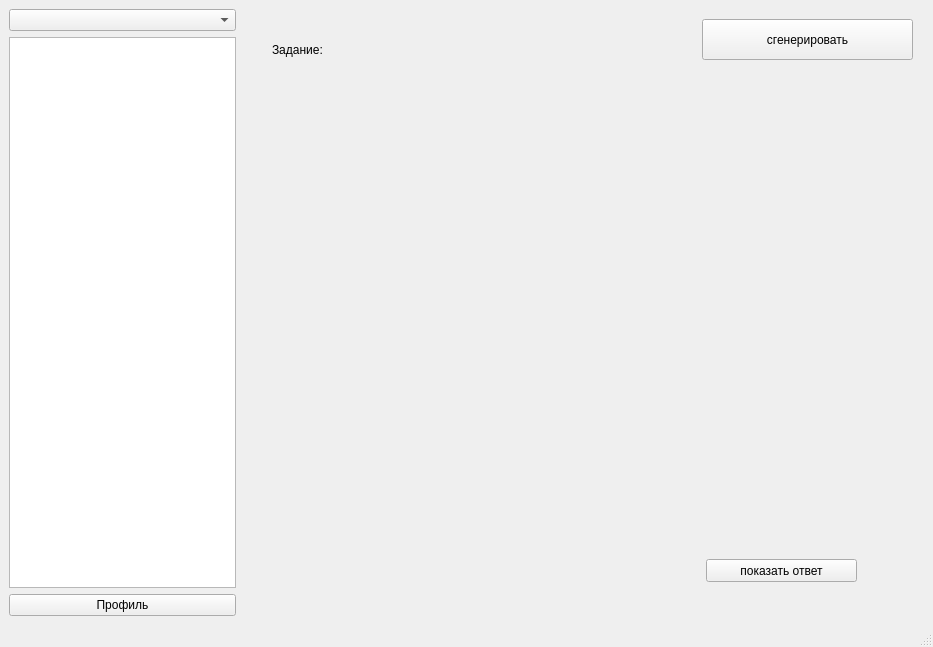
Qt form resources/templates/gen.ui (ventanolemon/Generator) before a commit.
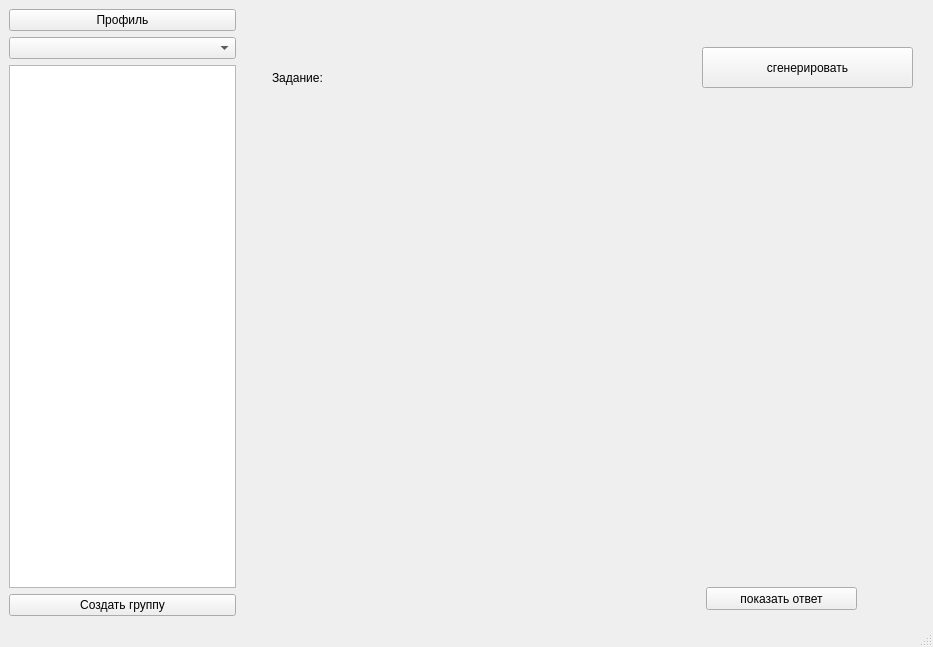
The same form after that commit.

```diff
--- a/resources/templates/gen.ui
+++ b/resources/templates/gen.ui
@@ -16,21 +16,14 @@
   <widget class="QWidget" name="centralwidget">
    <layout class="QGridLayout" name="gridLayout_2">
     <item row="0" column="0">
-     <layout class="QGridLayout" name="gridLayout" rowstretch="1,0,0" columnstretch="2,6">
-      <item row="0" column="0">
-       <widget class="QComboBox" name="subject"/>
-      </item>
+     <layout class="QGridLayout" name="gridLayout" rowstretch="1,0,0,0" columnstretch="2,6">
       <item row="1" column="0">
-       <widget class="QListWidget" name="type"/>
+       <widget class="QComboBox" name="subject"/>
       </item>
       <item row="2" column="0">
-       <widget class="QPushButton" name="profile">
-        <property name="text">
-         <string>Профиль</string>
-        </property>
-       </widget>
+       <widget class="QListWidget" name="type"/>
       </item>
-      <item row="0" column="1" rowspan="3">
+      <item row="1" column="1" rowspan="3">
        <widget class="QWidget" name="generator" native="true">
         <widget class="QPushButton" name="generateButton">
          <property name="geometry">
@@ -90,6 +83,20 @@
         <zorder>answerButton</zorder>
        </widget>
       </item>
+      <item row="0" column="0">
+       <widget class="QPushButton" name="profile">
+        <property name="text">
+         <string>Профиль</string>
+        </property>
+       </widget>
+      </item>
+      <item row="3" column="0">
+       <widget class="QPushButton" name="groupButton">
+        <property name="text">
+         <string>Создать группу</string>
+        </property>
+       </widget>
+      </item>
      </layout>
     </item>
    </layout>
```
